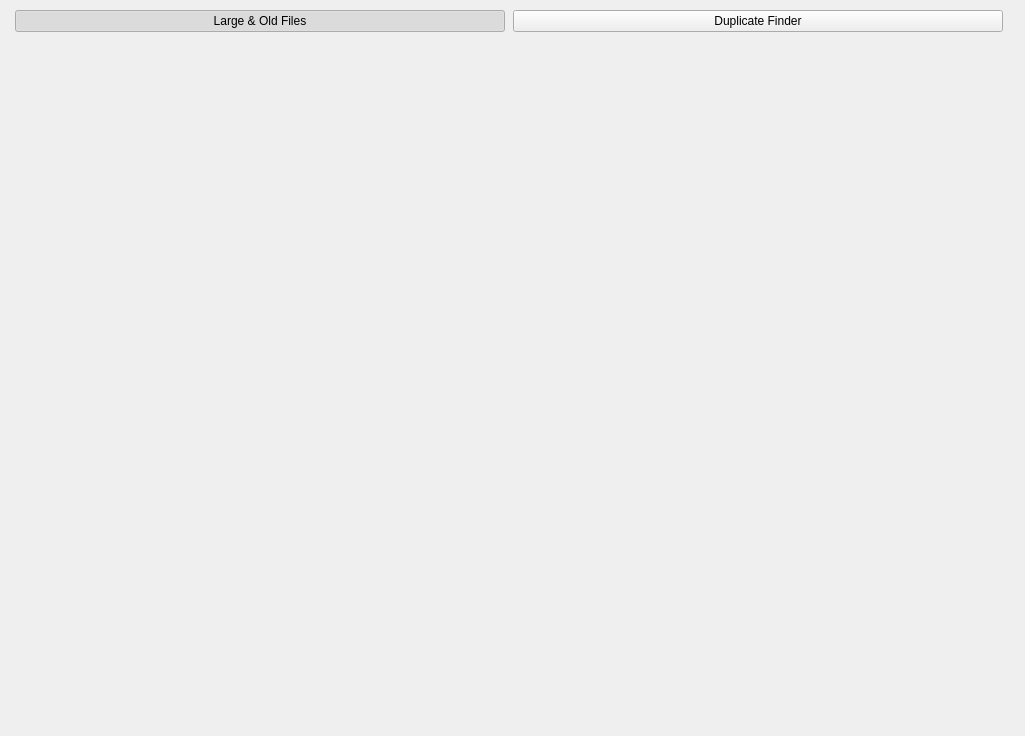
Above: shared/nexis/Pages/DiskTools/disk_tools_page.ui from s4solutionsllc/Nexis before the change. Below: the same form after it.
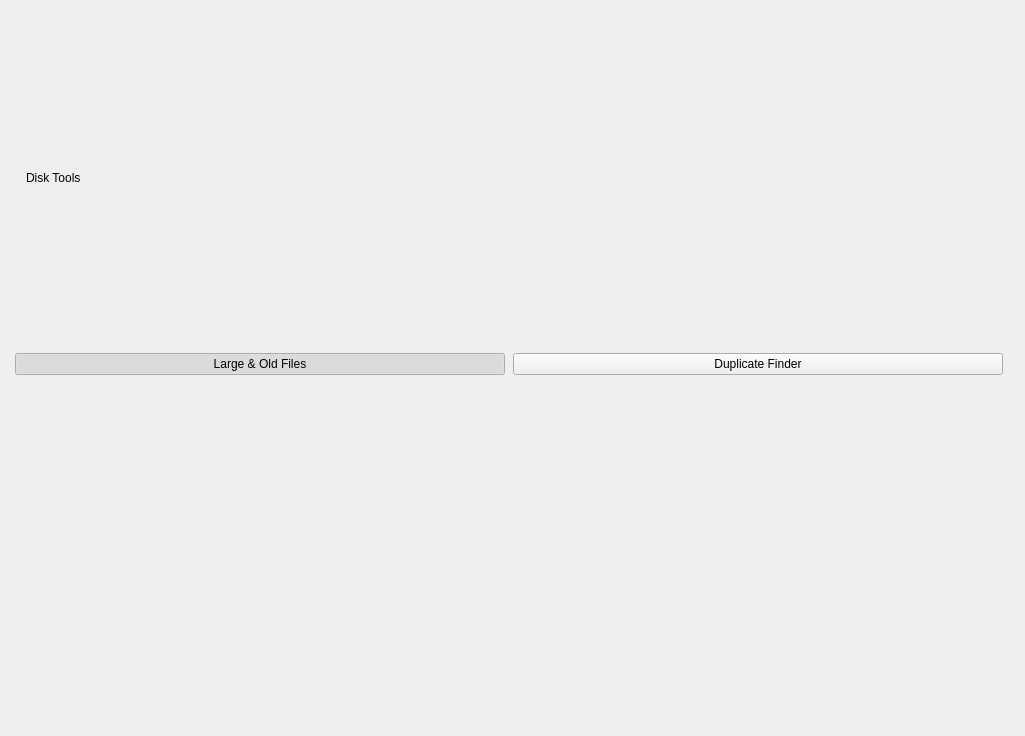
That is the form after the change.

Commit message:
fix(nexis-disk-tools): add page header + scan-roots title bar (SSO-14311)
Disk Tools (SSO-13739, PR #250) shipped without a page header or a
title bar on the scan-roots list. Maintainer UAT flagged this as new
scope. Adds a DS §3/F2 page header (accent bar + "Disk Tools" title)
reusing the exact Processes/System Cleaner #sectionHeaderRow selectors,
and a compact "Scan Locations" section-card title bar as the first
child inside each mode's existing DS §2 elevated scan-roots container
(mirrors SettingsPage::buildSectionHeader(), no new container).

Patch:
```diff
--- a/shared/nexis/Pages/DiskTools/disk_tools_page.ui
+++ b/shared/nexis/Pages/DiskTools/disk_tools_page.ui
@@ -16,6 +16,65 @@
    <property name="bottomMargin"><number>15</number></property>
    <item>
     <widget class="QWidget" name="sectionHeaderRow" native="true">
+     <layout class="QHBoxLayout" name="sectionHeaderRowLayout">
+      <property name="leftMargin"><number>0</number></property>
+      <property name="topMargin"><number>0</number></property>
+      <property name="rightMargin"><number>0</number></property>
+      <property name="bottomMargin"><number>0</number></property>
+      <property name="spacing"><number>8</number></property>
+      <item>
+       <widget class="QFrame" name="sectionHeaderAccent">
+        <property name="sizePolicy">
+         <sizepolicy hsizetype="Fixed" vsizetype="Expanding">
+          <horstretch>0</horstretch>
+          <verstretch>0</verstretch>
+         </sizepolicy>
+        </property>
+        <property name="minimumSize">
+         <size>
+          <width>3</width>
+          <height>26</height>
+         </size>
+        </property>
+        <property name="maximumSize">
+         <size>
+          <width>3</width>
+          <height>16777215</height>
+         </size>
+        </property>
+        <property name="frameShape">
+         <enum>QFrame::NoFrame</enum>
+        </property>
+        <property name="accentToken" stdset="0">
+         <string notr="true">accent</string>
+        </property>
+       </widget>
+      </item>
+      <item>
+       <widget class="QLabel" name="sectionHeaderTitle">
+        <property name="text">
+         <string>Disk Tools</string>
+        </property>
+       </widget>
+      </item>
+      <item>
+       <spacer name="sectionHeaderRowSpacer">
+        <property name="orientation">
+         <enum>Qt::Horizontal</enum>
+        </property>
+        <property name="sizeHint" stdset="0">
+         <size>
+          <width>40</width>
+          <height>20</height>
+         </size>
+        </property>
+       </spacer>
+      </item>
+     </layout>
+    </widget>
+   </item>
+   <item>
+    <widget class="QWidget" name="modeBarRow" native="true">
      <layout class="QHBoxLayout" name="modeBarLayout">
       <property name="leftMargin"><number>0</number></property>
       <property name="topMargin"><number>0</number></property>
```
The commit also changes 5 other files.
